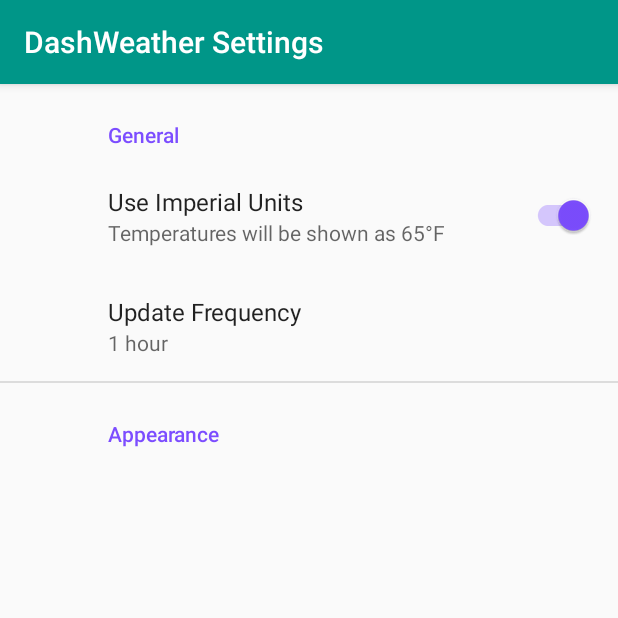
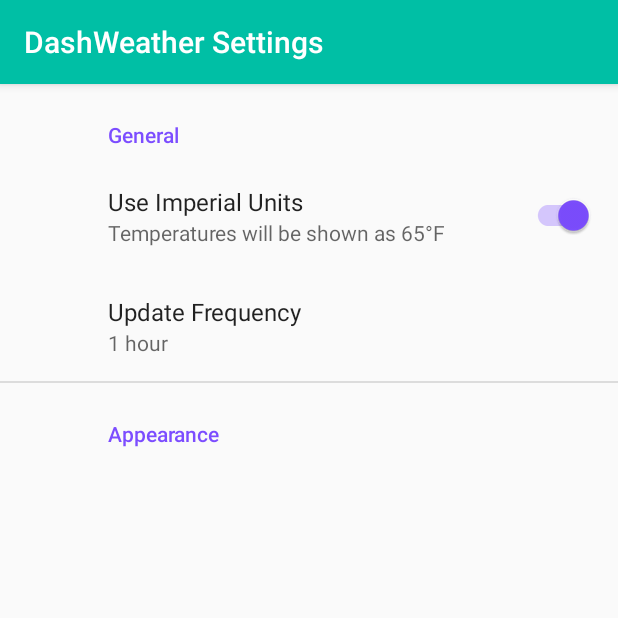
Before and after one commit to Kennyc1012/DashWeatherExtension, an Android app: the SettingsActivity screen opened directly, with no data from a screen before it, on a phone screen of 412 x 824 dp, the top half of it. Run offline under Robolectric (Android 15) with nearby library versions, the phone set to English and light mode, and no system bars; our stand-ins replace androidx.preference; 8 statements that could not run were skipped.

Commit message:
Update colors

```diff
--- a/app/src/main/res/values/colors.xml
+++ b/app/src/main/res/values/colors.xml
@@ -1,6 +1,6 @@
 <?xml version="1.0" encoding="utf-8"?>
 <resources>
-    <color name="colorPrimary">#009688</color>
-    <color name="colorPrimaryDark">#00796B</color>
+    <color name="colorPrimary">#00BFA5</color>
+    <color name="colorPrimaryDark">#00A992</color>
     <color name="colorAccent">#7C4DFF</color>
 </resources>
```
